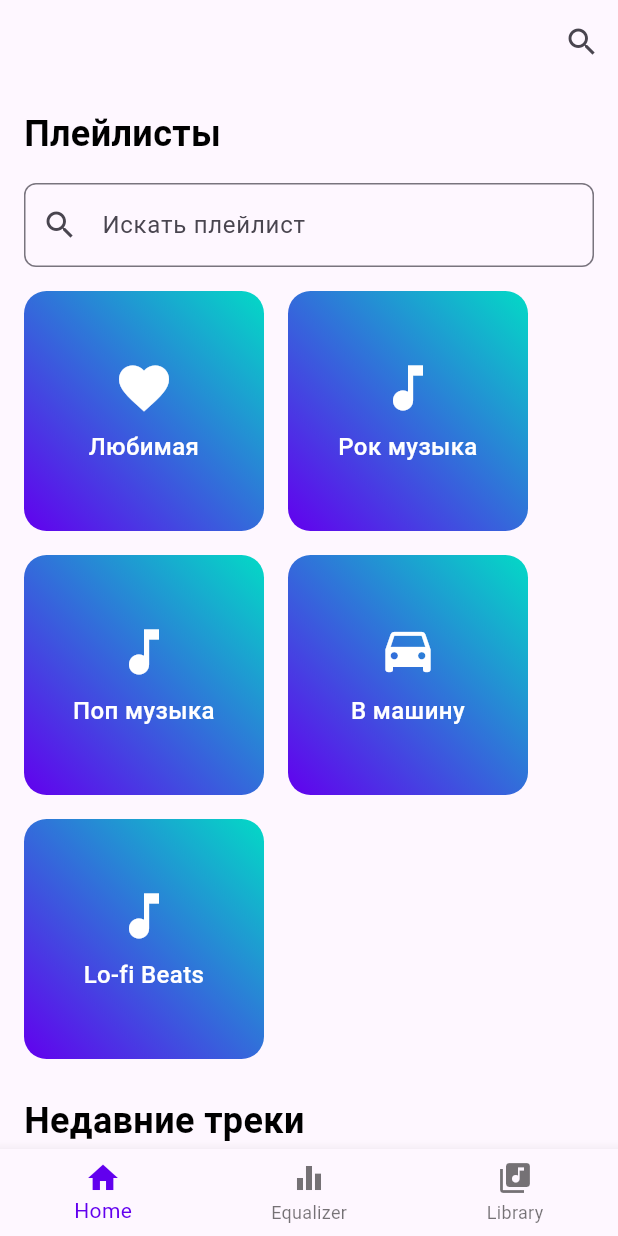
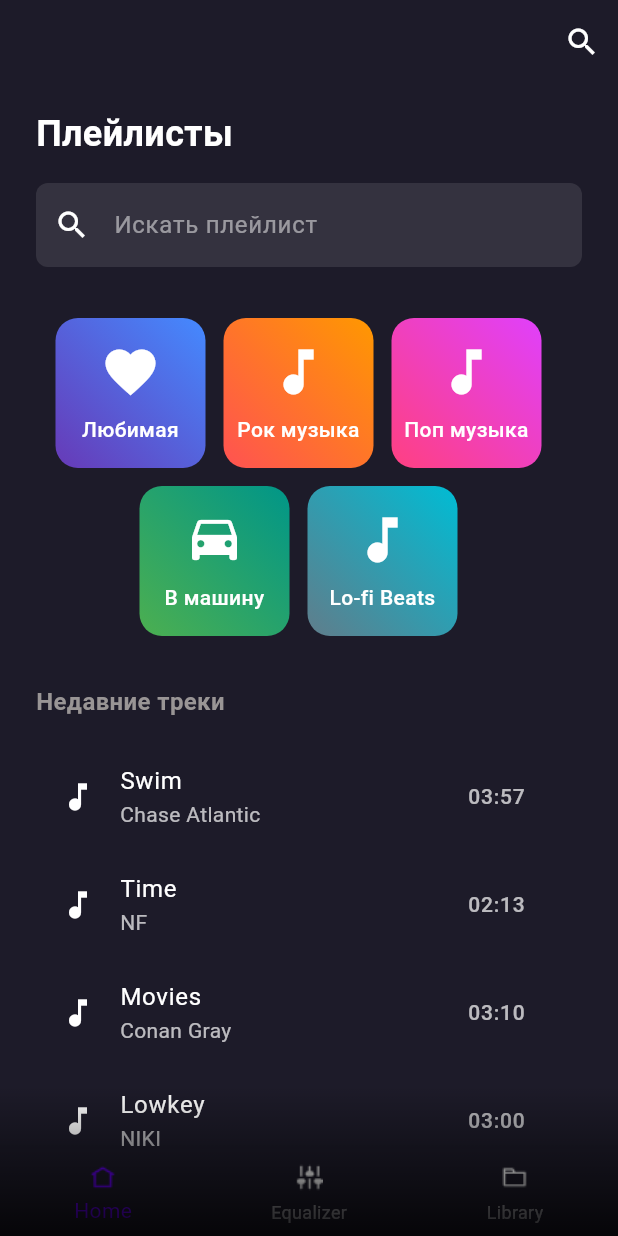
Before and after one commit to Inconsp1cuous/bassify, a Flutter app: the screen it shows after launch, on a phone screen of 412 x 824 dp. Run offline on Flutter 3.47's test engine with Material 3 defaults, Android fonts, the phone set to English and light mode, and no system bars; Roboto replaces fonts that are missing (OpenSans).

Commit message:
Update home_screen

```diff
--- a/lib/screens/home_screen.dart
+++ b/lib/screens/home_screen.dart
@@ -12,146 +12,222 @@ class HomeScreen extends StatefulWidget {
 class _HomeScreenState extends State<HomeScreen> {
   @override
   Widget build(BuildContext context) {
+    // Фиксированные размеры для имитации экрана телефона
+    double phoneWidth = 412;
+    double phoneHeight = 917;
+
     return Scaffold(
+      backgroundColor: const Color(0xFF1D1B29),
+      body: Center(
+        child: Container(
+          width: phoneWidth,
+          height: phoneHeight,
+          child: Stack(
+            children: [
+              Scaffold(
+                backgroundColor: const Color(0xFF1D1B29),
                 appBar: AppBar(
-        backgroundColor: const Color(0x1D1B29), // Пример цвета
+                  backgroundColor: const Color(0xFF1D1B29),
+                  elevation: 0,
                   actions: [
                     IconButton(
-            icon: const Icon(Icons.search),
-            onPressed: () {
-              // Действие при нажатии на поиск
-            },
+                      icon: const Icon(Icons.search, color: Colors.white),
+                      onPressed: () {},
                     ),
                   ],
                 ),
                 body: SingleChildScrollView(
-        padding: const EdgeInsets.all(16.0),
+                  padding: const EdgeInsets.symmetric(horizontal: 24, vertical: 16),
                   child: Column(
                     crossAxisAlignment: CrossAxisAlignment.start,
                     children: [
+                      // Заголовок "Плейлисты"
                       const Text(
                         'Плейлисты',
                         style: TextStyle(
                           fontSize: 24,
                           fontWeight: FontWeight.bold,
-                color: Colors.black,
+                          fontFamily: 'OpenSans',
+                          color: Colors.white,
                         ),
                       ),
                       const SizedBox(height: 16),
-            const TextField(
+
+                      // Поле поиска
+                      TextField(
                         decoration: InputDecoration(
                           hintText: 'Искать плейлист',
-                prefixIcon: Icon(Icons.search),
+                          hintStyle: TextStyle(color: Colors.white.withOpacity(0.5)),
+                          prefixIcon: const Icon(Icons.search, color: Colors.white),
+                          filled: true,
+                          fillColor: Colors.white.withOpacity(0.1),
                           border: OutlineInputBorder(
-                  borderRadius: BorderRadius.all(Radius.circular(8.0)),
+                            borderRadius: BorderRadius.circular(8),
+                            borderSide: BorderSide.none,
                           ),
                         ),
                       ),
-            const SizedBox(height: 16),
-            Wrap(
-              spacing: 16,
-              runSpacing: 16,
+                      const SizedBox(height: 24),
+
+                      // Контейнер для плейлистов
+                      Container(
+                        width: 350, // 85% от ширины экрана
+                        height: 230, // 30% от высоты экрана
+                        decoration: BoxDecoration(
+                          color: const Color(0xFF1D1B29),
+                          borderRadius: BorderRadius.circular(16),
+                        ),
+                        child: Padding(
+                          padding: const EdgeInsets.all(10),
+                          child: Wrap(
+                            spacing: 12,
+                            runSpacing: 12,
+                            alignment: WrapAlignment.center,
                             children: [
                               PlaylistButton(
                                 text: 'Любимая',
-                  color1: const Color(0xFF6200EE),
-                  color2: const Color(0xFF03DAC6),
+                                color1: Colors.deepPurple,
+                                color2: Colors.blueAccent,
                                 icon: Icons.favorite,
                                 onPressed: () {},
+                                size: 100,
                               ),
                               PlaylistButton(
                                 text: 'Рок музыка',
-                  color1: const Color(0xFF6200EE),
-                  color2: const Color(0xFF03DAC6),
+                                color1: Colors.redAccent,
+                                color2: Colors.orange,
                                 icon: Icons.music_note,
                                 onPressed: () {},
+                                size: 100,
                               ),
                               PlaylistButton(
                                 text: 'Поп музыка',
-                  color1: const Color(0xFF6200EE),
-                  color2: const Color(0xFF03DAC6),
+                                color1: Colors.pinkAccent,
+                                color2: Colors.purpleAccent,
                                 icon: Icons.music_note,
                                 onPressed: () {},
+                                size: 100,
                               ),
                               PlaylistButton(
                                 text: 'В машину',
-                  color1: const Color(0xFF6200EE),
-                  color2: const Color(0xFF03DAC6),
+                                color1: Colors.green,
+                                color2: Colors.teal,
                                 icon: Icons.drive_eta,
                                 onPressed: () {},
+                                size: 100,
                               ),
                               PlaylistButton(
                                 text: 'Lo-fi Beats',
-                  color1: const Color(0xFF6200EE),
-                  color2: const Color(0xFF03DAC6),
+                                color1: Colors.blueGrey,
+                                color2: Colors.cyan,
                                 icon: Icons.music_note,
                                 onPressed: () {},
+                                size: 100,
                               ),
                             ],
                           ),
+                        ),
+                      ),
                       const SizedBox(height: 24),
+
+                      // Заголовок "Недавние треки"
                       const Text(
                         'Недавние треки',
                         style: TextStyle(
-                fontSize: 24,
-                fontWeight: FontWeight.bold,
-                color: Colors.black,
+                          fontSize: 16,
+                          fontWeight: FontWeight.w600,
+                          fontFamily: 'OpenSans',
+                          color: Color(0xFF999595),
                         ),
                       ),
                       const SizedBox(height: 16),
-            RecentTrackItem(
-              title: 'Swim',
-              artist: 'Chase Atlantic',
-              duration: '03:57',
-              onPressed: () {},
+
+                      // Контейнер для списка треков
+                      Container(
+                        width: 350, // 85% от ширины экрана
+                        height: 340, // 35% от высоты экрана
+                        decoration: BoxDecoration(
+                          color: const Color(0xFF1D1B29),
+                          borderRadius: BorderRadius.circular(16),
                         ),
-            RecentTrackItem(
-              title: 'Time',
-              artist: 'NF',
-              duration: '02:13',
-              onPressed: () {},
+                        child: ListView(
+                          padding: const EdgeInsets.all(0),
+                          children: [
+                            RecentTrackItem(title: 'Swim', artist: 'Chase Atlantic', duration: '03:57', onPressed: () {}),
+                            RecentTrackItem(title: 'Time', artist: 'NF', duration: '02:13', onPressed: () {}),
+                            RecentTrackItem(title: 'Movies', artist: 'Conan Gray', duration: '03:10', onPressed: () {}),
+                            RecentTrackItem(title: 'Lowkey', artist: 'NIKI', duration: '03:00', onPressed: () {}),
+                            RecentTrackItem(title: 'Hurt', artist: 'NewJeans', duration: '02:18', onPressed: () {}),
+                            RecentTrackItem(title: 'Swim', artist: 'Chase Atlantic', duration: '03:57', onPressed: () {}),
+                            RecentTrackItem(title: 'Time', artist: 'NF', duration: '02:13', onPressed: () {}),
+                            RecentTrackItem(title: 'Movies', artist: 'Conan Gray', duration: '03:10', onPressed: () {}),
+                            RecentTrackItem(title: 'Lowkey', artist: 'NIKI', duration: '03:00', onPressed: () {}),
+                            RecentTrackItem(title: 'Hurt', artist: 'NewJeans', duration: '02:18', onPressed: () {}),
+                          ],
                         ),
-            RecentTrackItem(
-              title: 'Movies',
-              artist: 'Conan Gray',
-              duration: '03:10',
-              onPressed: () {},
-            ),
-            RecentTrackItem(
-              title: 'Lowkey',
-              artist: 'NIKI',
-              duration: '03:00',
-              onPressed: () {},
-            ),
-            RecentTrackItem(
-              title: 'Hurt',
-              artist: 'NewJeans',
-              duration: '02:18',
-              onPressed: () {},
                       ),
                     ],
                   ),
                 ),
                 bottomNavigationBar: BottomNavigationBar(
+                  backgroundColor: const Color(0xFF1D1B29),
                   items: const <BottomNavigationBarItem>[
                     BottomNavigationBarItem(
-            icon: Icon(Icons.home),
+                      icon: ImageIcon(
+                        AssetImage('assets/images/home_icon.png'),
+                        size: 24,
+                        color: Color(0xFF6200EE),
+                      ),
                       label: 'Home',
                     ),
                     BottomNavigationBarItem(
-            icon: Icon(Icons.equalizer),
+                      icon: ImageIcon(
+                        AssetImage('assets/images/equalizer_icon.png'),
+                        size: 24,
+                        color: Colors.white,
+                      ),
                       label: 'Equalizer',
                     ),
                     BottomNavigationBarItem(
-            icon: Icon(Icons.library_music),
+                      icon: ImageIcon(
+                        AssetImage('assets/images/library_icon.png'),
+                        size: 24,
+                        color: Colors.white,
+                      ),
                       label: 'Library',
                     ),
                   ],
                   currentIndex: 0,
                   selectedItemColor: const Color(0xFF6200EE),
+                  unselectedItemColor: Colors.white54,
                   onTap: (index) {
-          // Действие при нажатии на элемент
+                    // Действие при нажатии на элемент навигации
                   },
+                ),
+              ),
+
+              // Градиентный черный бар
+              Positioned(
+                bottom: 0,
+                left: 0,
+                right: 0,
+                child: Container(
+                  height: 100, // Высота градиентного бара
+                  decoration: BoxDecoration(
+                    gradient: LinearGradient(
+                      begin: Alignment.topCenter,
+                      end: Alignment.bottomCenter,
+                      colors: [
+                        Colors.transparent, // Полностью прозрачный
+                        Colors.black.withOpacity(0.8), // Полупрозрачный черный
+                      ],
+                    ),
+                  ),
+                ),
+              ),
+            ],
+          ),
+        ),
       ),
     );
   }
--- a/lib/widget/playlist_button.dart
+++ b/lib/widget/playlist_button.dart
@@ -5,6 +5,7 @@ class PlaylistButton extends StatelessWidget {
   final Color color1, color2;
   final IconData icon;
   final VoidCallback onPressed;
+  final double size;
 
   const PlaylistButton({
     Key? key,
@@ -13,13 +14,14 @@ class PlaylistButton extends StatelessWidget {
     required this.color2,
     required this.icon,
     required this.onPressed,
+    required this.size,
   }) : super(key: key);
 
   @override
   Widget build(BuildContext context) {
     return SizedBox(
-      width: 160,
-      height: 160,
+      width: size,
+      height: size,
       child: InkWell(
         onTap: onPressed,
         child: Container(
@@ -41,7 +43,7 @@ class PlaylistButton extends StatelessWidget {
                 text,
                 style: const TextStyle(
                   color: Colors.white,
-                  fontSize: 16,
+                  fontSize: 14,
                   fontWeight: FontWeight.w500,
                 ),
                 textAlign: TextAlign.center,
--- a/lib/widget/recent_track_item.dart
+++ b/lib/widget/recent_track_item.dart
@@ -17,10 +17,10 @@ class RecentTrackItem extends StatelessWidget {
   @override
   Widget build(BuildContext context) {
     return ListTile(
-      leading: const Icon(Icons.music_note, color: Colors.black),
-      title: Text(title, style: const TextStyle(fontSize: 16)),
-      subtitle: Text(artist, style: const TextStyle(fontSize: 14)),
-      trailing: Text(duration, style: const TextStyle(fontSize: 14)),
+      leading: const Icon(Icons.music_note, color: Colors.white),
+      title: Text(title, style: const TextStyle(color: Colors.white, fontSize: 16)),
+      subtitle: Text(artist, style: TextStyle(color: Colors.white.withOpacity(0.7), fontSize: 14)),
+      trailing: Text(duration, style: TextStyle(color: Colors.white.withOpacity(0.7), fontSize: 14)),
       onTap: onPressed,
     );
   }
```
Also changed, not shown: assets/images/equalizer_icon.png (renamed from assets/images/icons/equalizer_icon.png), assets/images/home_icon.png (renamed from assets/images/icons/home_icon.png), assets/images/library_icon.png (renamed from assets/images/icons/library_icon.png), pubspec.lock, 1 other file. Lines whose indentation alone changed are shown as unchanged.
